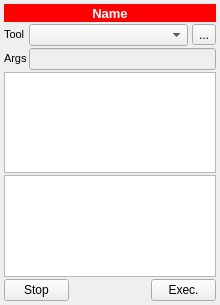
This is spinetoolbox/ui/subwindow_tool.ui in spine-tools/Spine-Toolbox as Qt 5 draws it before an edit. The edited form follows.
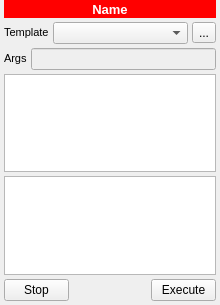
This is the edited form. Icons and pictures are not drawn.

```diff
--- a/spinetoolbox/ui/subwindow_tool.ui
+++ b/spinetoolbox/ui/subwindow_tool.ui
@@ -70,24 +70,19 @@
    <item>
     <layout class="QVBoxLayout" name="verticalLayout_2">
      <property name="spacing">
-      <number>2</number>
+      <number>4</number>
      </property>
      <property name="leftMargin">
       <number>4</number>
      </property>
      <property name="topMargin">
-      <number>4</number>
+      <number>0</number>
      </property>
      <property name="rightMargin">
       <number>4</number>
      </property>
      <property name="bottomMargin">
       <number>4</number>
-     </property>
-     <item>
-      <layout class="QVBoxLayout" name="verticalLayout">
-       <property name="spacing">
-        <number>0</number>
        </property>
        <item>
         <widget class="QLabel" name="label_name">
@@ -128,8 +123,6 @@
          </property>
         </widget>
        </item>
-      </layout>
-     </item>
      <item>
       <layout class="QHBoxLayout" name="horizontalLayout_2">
        <property name="spacing">
@@ -155,7 +148,7 @@
           </font>
          </property>
          <property name="text">
-          <string>Tool</string>
+          <string>Template</string>
          </property>
         </widget>
        </item>
@@ -191,7 +184,7 @@
      <item>
       <layout class="QHBoxLayout" name="horizontalLayout_3">
        <property name="spacing">
-        <number>2</number>
+        <number>4</number>
        </property>
        <item>
         <widget class="QLabel" name="label_args">
@@ -334,7 +327,7 @@
           </size>
          </property>
          <property name="text">
-          <string>Exec.</string>
+          <string>Execute</string>
          </property>
         </widget>
        </item>
```
Left out of the diff: 9 changed lines with no effect on the pictures. Lines whose indentation alone changed are shown as unchanged.
